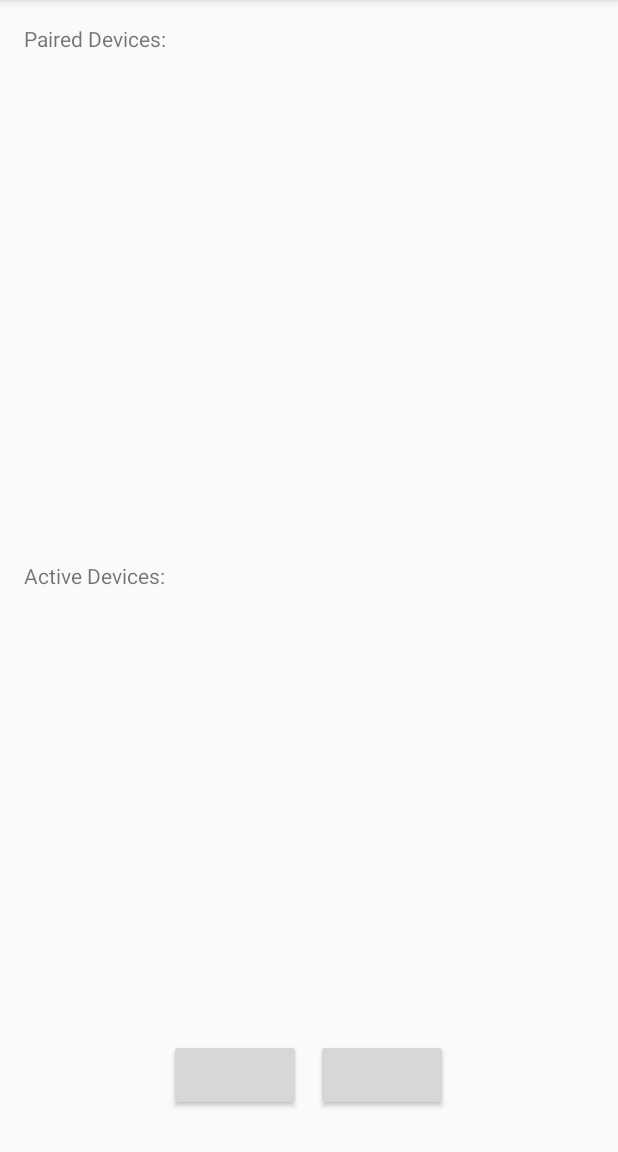
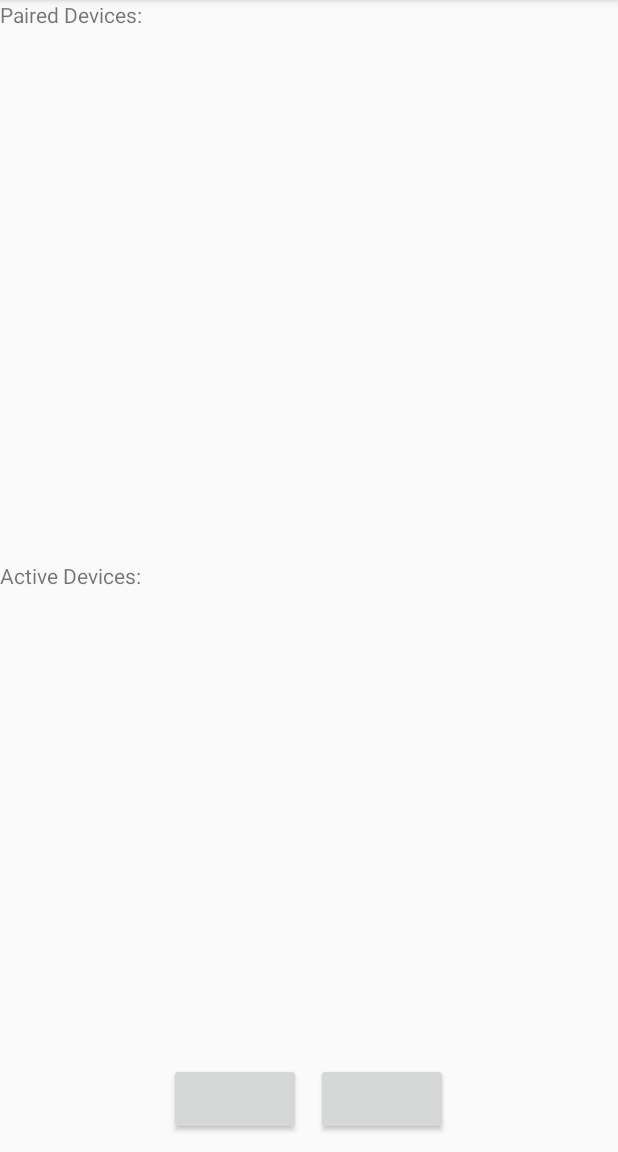
Before and after one commit to WHCS-UCF/WHCS_Android, an Android app: the screen it shows after launch (BaseStationConnectActivity), on a phone screen of 412 x 824 dp, the part 84-1236 px from its top. Run offline under Robolectric (Android 15) with nearby library versions, the phone set to English and light mode, and no system bars; plain views replace CircularProgressButton.

```diff
--- a/app/src/main/AndroidManifest.xml
+++ b/app/src/main/AndroidManifest.xml
@@ -1,6 +1,9 @@
 <?xml version="1.0" encoding="utf-8"?>
 <manifest xmlns:android="http://schemas.android.com/apk/res/android"
     package="com.whcs_ucf.whcs_android" >
+
+    <uses-permission android:name="android.permission.BLUETOOTH"/>
+    <uses-permission android:name="android.permission.BLUETOOTH_ADMIN"/>
 
     <application
         android:allowBackup="true"
--- a/app/src/main/java/com/whcs_ucf/whcs_android/BaseStationConnectActivity.java
+++ b/app/src/main/java/com/whcs_ucf/whcs_android/BaseStationConnectActivity.java
@@ -8,7 +8,7 @@ import android.view.Menu;
 import android.view.MenuItem;
 
 
-public class BaseStationConnectActivity extends AppCompatActivity {
+public class BaseStationConnectActivity extends WHCSActivity {
 
     @Override
     protected void onCreate(Bundle savedInstanceState) {
--- a/app/src/main/java/com/whcs_ucf/whcs_android/WHCSActivity.java
+++ b/app/src/main/java/com/whcs_ucf/whcs_android/WHCSActivity.java
@@ -15,28 +15,10 @@ public class WHCSActivity extends AppCompatActivity {
     @Override
     protected void onCreate(Bundle savedInstanceState) {
         super.onCreate(savedInstanceState);
-        setContentView(R.layout.activity_base_station_connect);
+        refreshBlueToothAdapter();
     }
 
-    @Override
-    public boolean onCreateOptionsMenu(Menu menu) {
-        // Inflate the menu; this adds items to the action bar if it is present.
-        getMenuInflater().inflate(R.menu.menu_base_station_connect, menu);
-        return true;
-    }
-
-    @Override
-    public boolean onOptionsItemSelected(MenuItem item) {
-        // Handle action bar item clicks here. The action bar will
-        // automatically handle clicks on the Home/Up button, so long
-        // as you specify a parent activity in AndroidManifest.xml.
-        int id = item.getItemId();
-
-        //noinspection SimplifiableIfStatement
-        if (id == R.id.action_settings) {
-            return true;
-        }
-
-        return super.onOptionsItemSelected(item);
+    private void refreshBlueToothAdapter(){
+        this.whcsBlueToothAdapter = BluetoothAdapter.getDefaultAdapter();
     }
 }
--- a/app/src/main/res/drawable/whcs_button_selector.xml
+++ b/app/src/main/res/drawable/whcs_button_selector.xml
@@ -7,5 +7,5 @@
     <item android:state_enabled="false"
         android:color="@color/cpb_grey"/>
     <item android:state_enabled="true"
-        android:color="@color/primary"/>
+        android:color="@color/primaryButton"/>
 </selector>
--- a/app/src/main/res/values/colors.xml
+++ b/app/src/main/res/values/colors.xml
@@ -15,5 +15,7 @@
     <item name="primary" type="color">#FF9800</item>
     <item name="primaryDark" type="color">#F57C00</item>
     <item name="primaryBorder" type="color">#E65100</item>
-    <item name="accent" type="color">#84FFFF</item>
+    <item name="primaryButton" type="color">#FFA726</item>
+    <item name="accent" type="color">#FFFF8D</item>
+    <item name="primaryLight" type="color">#FFCC80</item>
 </resources>
--- a/app/src/main/res/values/dimens.xml
+++ b/app/src/main/res/values/dimens.xml
@@ -1,5 +1,5 @@
 <resources>
     <!-- Default screen margins, per the Android Design guidelines. -->
-    <dimen name="activity_horizontal_margin">16dp</dimen>
-    <dimen name="activity_vertical_margin">16dp</dimen>
+    <dimen name="activity_horizontal_margin">0dp</dimen>
+    <dimen name="activity_vertical_margin">0dp</dimen>
 </resources>
```
